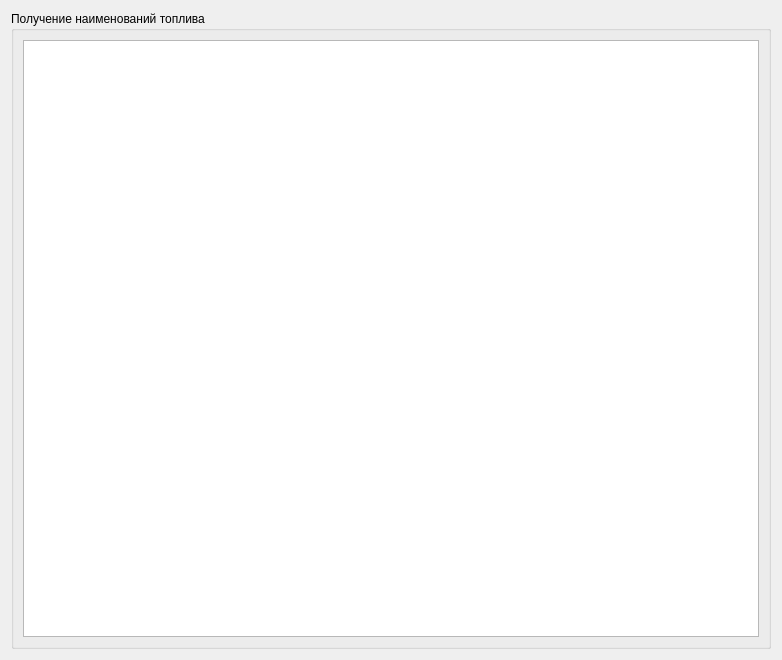
This is FuelNameWizard/showfuelnamepage.ui in rust3128/iMposOld as Qt 5 draws it before an edit. The edited form follows.
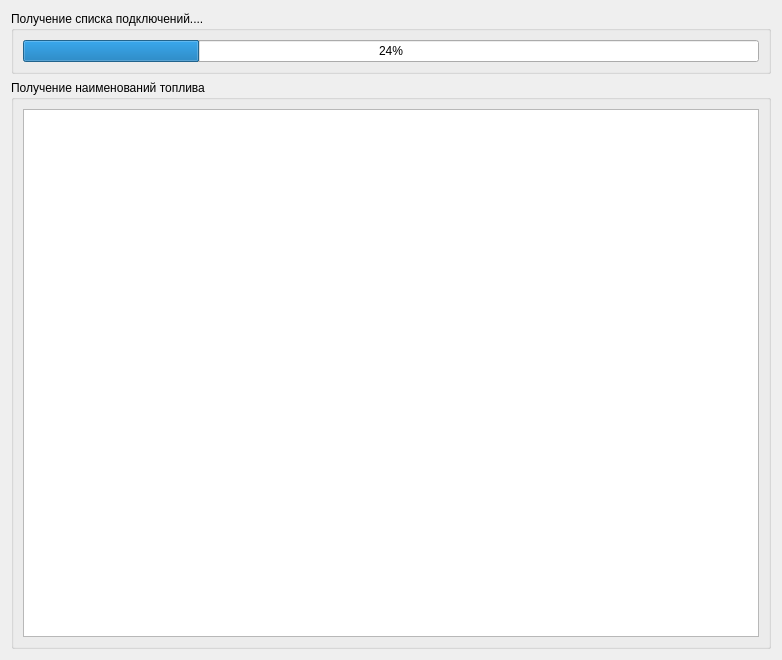
This is the edited form.

```diff
--- a/FuelNameWizard/showfuelnamepage.ui
+++ b/FuelNameWizard/showfuelnamepage.ui
@@ -13,9 +13,25 @@
   <property name="windowTitle">
    <string>WizardPage</string>
   </property>
-  <layout class="QGridLayout" name="gridLayout_2">
+  <layout class="QGridLayout" name="gridLayout_3">
    <item row="0" column="0">
-    <widget class="QGroupBox" name="groupBox">
+    <widget class="QGroupBox" name="groupBoxProgress">
+     <property name="title">
+      <string>Получение списка подключений....</string>
+     </property>
+     <layout class="QGridLayout" name="gridLayout_2">
+      <item row="0" column="0">
+       <widget class="QProgressBar" name="progressBar">
+        <property name="value">
+         <number>24</number>
+        </property>
+       </widget>
+      </item>
+     </layout>
+    </widget>
+   </item>
+   <item row="1" column="0">
+    <widget class="QGroupBox" name="groupBoxGetFuelName">
      <property name="title">
       <string>Получение наименований топлива   </string>
      </property>
```
